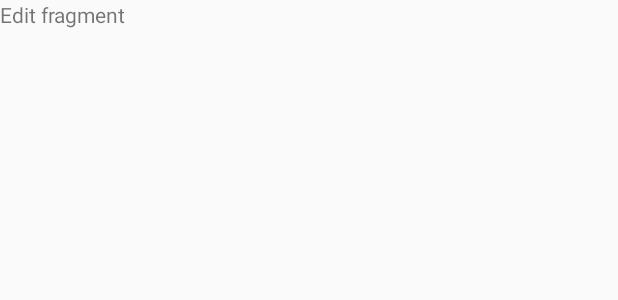
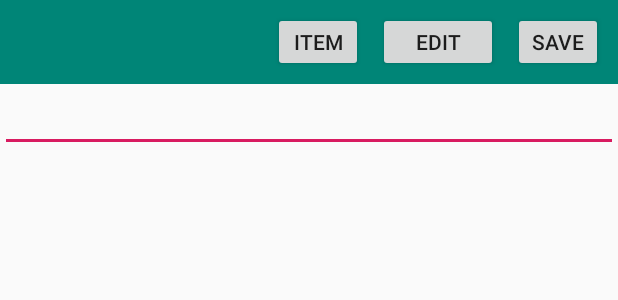
Before and after one commit to mevit/toDoListWidgetApp, an Android app: the layout fragment_edit.xml on its own in the app's theme, with its tools: preview values and no code run, on a phone screen of 412 x 824 dp. Shown: the top 300 px of the screen. Run offline under Robolectric (Android 15) with nearby library versions, the phone set to English and light mode, and no system bars.

Commit message:
T-12. Add toolbar to Edit fragment. Add RecyclerView to EditFragment. Save ToDoList in EditFragment. Show TextView in Main fragments if list of todolists is empty.

```diff
--- a/app/src/main/java/com/meldeveloping/todowidget/model/MainViewModel.kt
+++ b/app/src/main/java/com/meldeveloping/todowidget/model/MainViewModel.kt
@@ -4,11 +4,10 @@ import com.meldeveloping.todowidget.adapter.MainListAdapter
 import com.meldeveloping.todowidget.repository.Repository
 
 class MainViewModel(
-    val repository: Repository
+    private val repository: Repository
 ) {
 
     fun getAdapterForMainList(): MainListAdapter {
-        repository.save()
         return MainListAdapter(repository.getAll())
     }
 }
--- a/app/src/main/java/com/meldeveloping/todowidget/repository/Repository.kt
+++ b/app/src/main/java/com/meldeveloping/todowidget/repository/Repository.kt
@@ -6,6 +6,6 @@ import com.meldeveloping.todowidget.db.room.ToDoListDao
 interface Repository {
     val toDoListDao: ToDoListDao
 
-    fun save()
+    fun save(toDoList: ToDoList)
     fun getAll(): ArrayList<ToDoList>
 }
--- a/app/src/main/res/layout/fragment_edit.xml
+++ b/app/src/main/res/layout/fragment_edit.xml
@@ -1,14 +1,62 @@
 <?xml version="1.0" encoding="utf-8"?>
-<FrameLayout xmlns:android="http://schemas.android.com/apk/res/android"
-             xmlns:tools="http://schemas.android.com/tools"
-             android:layout_width="match_parent"
-             android:layout_height="match_parent"
-             tools:context=".main.fragments.EditFragment">
+<androidx.constraintlayout.widget.ConstraintLayout xmlns:android="http://schemas.android.com/apk/res/android"
+        xmlns:app="http://schemas.android.com/apk/res-auto"
+        xmlns:tools="http://schemas.android.com/tools"
+        android:layout_width="match_parent"
+        android:layout_height="match_parent"
+        tools:context=".main.fragments.EditFragment">
 
-    <!-- TODO: Update blank fragment layout -->
     <TextView
+            android:id="@+id/editToolBar"
             android:layout_width="match_parent"
-            android:layout_height="match_parent"
-            android:text="Edit fragment"/>
+            android:layout_height="?attr/actionBarSize"
+            android:background="@color/colorPrimary"
+            app:layout_constraintTop_toTopOf="parent" />
 
-</FrameLayout>
+    <Button
+            android:id="@+id/saveButton"
+            android:layout_width="60dp"
+            android:layout_height="40dp"
+            android:layout_marginStart="10dp"
+            android:layout_marginEnd="10dp"
+            android:text="@string/saveButtonText"
+            app:layout_constraintBottom_toBottomOf="@id/editToolBar"
+            app:layout_constraintEnd_toEndOf="@id/editToolBar"
+            app:layout_constraintTop_toTopOf="@id/editToolBar" />
+
+    <Button
+            android:id="@+id/editButton"
+            android:layout_width="80dp"
+            android:layout_height="40dp"
+            android:layout_marginStart="10dp"
+            android:layout_marginEnd="10dp"
+            android:text="@string/cancelButtonText"
+            app:layout_constraintBottom_toBottomOf="@id/editToolBar"
+            app:layout_constraintEnd_toStartOf="@id/saveButton"
+            app:layout_constraintTop_toTopOf="@id/editToolBar" />
+
+    <Button
+            android:id="@+id/newItemButton"
+            android:layout_width="60dp"
+            android:layout_height="40dp"
+            android:layout_marginStart="10dp"
+            android:layout_marginEnd="10dp"
+            android:text="@string/newItemButtonText"
+            app:layout_constraintBottom_toBottomOf="@id/editToolBar"
+            app:layout_constraintEnd_toStartOf="@id/editButton"
+            app:layout_constraintTop_toTopOf="@id/editToolBar" />
+
+    <EditText
+            android:id="@+id/titleEditText"
+            android:layout_width="match_parent"
+            android:layout_height="wrap_content"
+            app:layout_constraintTop_toBottomOf="@id/editToolBar"/>
+
+
+    <androidx.recyclerview.widget.RecyclerView
+            android:id="@+id/toDoListItemsList"
+            android:layout_width="match_parent"
+            android:layout_height="wrap_content"
+            app:layout_constraintTop_toBottomOf="@id/titleEditText" />
+
+</androidx.constraintlayout.widget.ConstraintLayout>
--- /dev/null
+++ b/app/src/main/res/layout/fragment_edit_read.xml
@@ -0,0 +1,6 @@
+<?xml version="1.0" encoding="utf-8"?>
+<androidx.constraintlayout.widget.ConstraintLayout xmlns:android="http://schemas.android.com/apk/res/android"
+        android:layout_width="match_parent"
+        android:layout_height="match_parent">
+
+</androidx.constraintlayout.widget.ConstraintLayout>
--- a/app/src/main/res/values/strings.xml
+++ b/app/src/main/res/values/strings.xml
@@ -2,5 +2,9 @@
 
     <string name="app_name">ToDo Widget</string>
     <string name="goToEditButtonText">New</string>
+    <string name="saveButtonText">Save</string>
+    <string name="cancelButtonText">Edit</string>
+    <string name="newItemButtonText">Item</string>
+    <string name="emptyListText">No ToDoLists</string>
 
 </resources>
```
Also changed, not shown: app/src/main/java/com/meldeveloping/todowidget/main/fragments/EditFragment.kt (+26 -1 lines), app/src/main/java/com/meldeveloping/todowidget/main/fragments/MainFragment.kt (+7 -2 lines), app/src/main/java/com/meldeveloping/todowidget/model/EditViewModel.kt (+18 -1 lines), app/src/main/java/com/meldeveloping/todowidget/repository/RoomDBRepository.kt (+2 -12 lines), app/src/main/res/layout/fragment_main.xml (+16 -6 lines).
